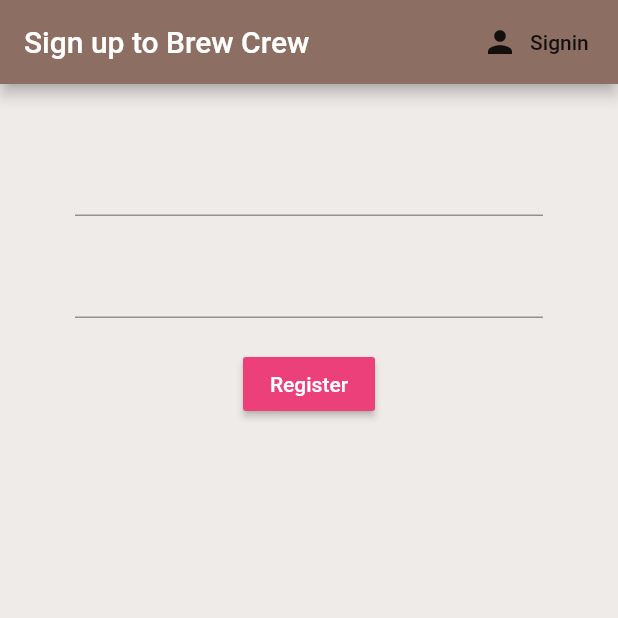
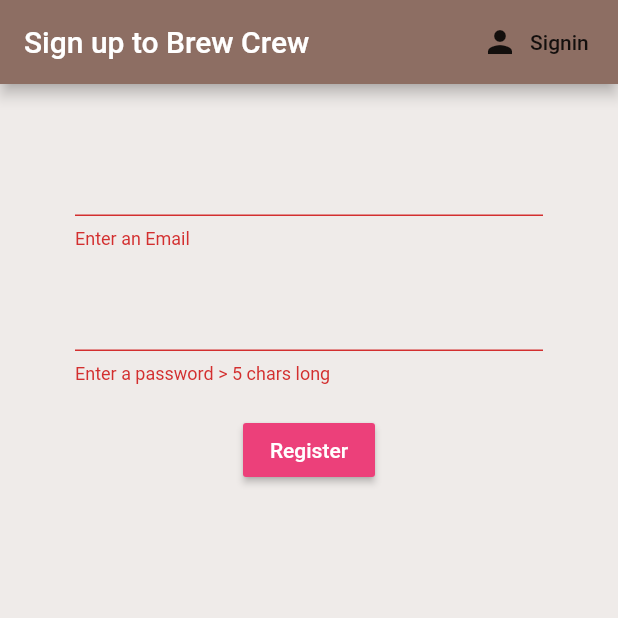
Before and after one commit to amitabhleo/flutter, a Flutter app: the screen it shows after launch, after a tap on "Register", on a phone screen of 412 x 824 dp, the top half of it. Run offline on Flutter 3.47's test engine with Material 2 defaults, Android fonts, the phone set to English and light mode, and no system bars; our stand-ins replace firebase_auth; accounts and stored records are empty.

Commit message:
register user

```diff
--- a/lib/screens/authenticate/register.dart
+++ b/lib/screens/authenticate/register.dart
@@ -13,10 +13,14 @@ class Register extends StatefulWidget {
 }
 
 class _RegisterState extends State<Register> {
+
   final AuthService _auth = AuthService();
-  //set state
+  final _formKey = GlobalKey<FormState>();
+
+  //text field state
   String email = '';
   String password = '';
+  String error = '';
 
   @override
   Widget build(BuildContext context) {
@@ -37,16 +41,19 @@ class _RegisterState extends State<Register> {
       body: Container(
         padding: EdgeInsets.symmetric(vertical: 20.0,horizontal: 50.0),
         child: Form(
+          key: _formKey,
           child: Column(
             children: <Widget>[
               SizedBox(height: 20.0),
               TextFormField(
+                validator: (val) => val.isEmpty ? 'Enter an Email' : null,
                   onChanged: (val){
                     setState(() => email = val);
                   }
               ),
               SizedBox(height: 20.0),
               TextFormField(
+                  validator: (val) => val.length < 5 ? 'Enter a password > 5 chars long' : null,
                   obscureText: true,
                   onChanged: (val){
                     setState(() => password = val);
@@ -59,10 +66,21 @@ class _RegisterState extends State<Register> {
                   style: TextStyle(color: Colors.white),
                 ),
                 onPressed: () async {
-                  print(email);
-                  print(password);
+                if(_formKey.currentState.validate()){
+                  dynamic result = await _auth.registerWithEmailAndPassword(email, password);
+                  if (result == null){
+
+                    setState(() => error = 'enter a valid email');
+                  }
+                }
                 },
-              )
+              ),
+              SizedBox(height: 12.0),
+              Text(error,
+                style: TextStyle(
+                color: Colors.red
+              ),)
+
             ],
           ),
         ),
--- a/lib/services/auth.dart
+++ b/lib/services/auth.dart
@@ -36,6 +36,18 @@ class AuthService{
 
   // register with email and password
 
+  Future registerWithEmailAndPassword(String email, String password) async{
+      try{
+        AuthResult result = await _auth.createUserWithEmailAndPassword(email: email, password: password);
+        FirebaseUser user = result.user;
+        return _userFromFirebaseuser(user);
+      }catch(e){
+      print(e.toString());
+      return null;
+
+      }
+  }
+
   //sign out
 Future signingOut() async{
       try{
```
